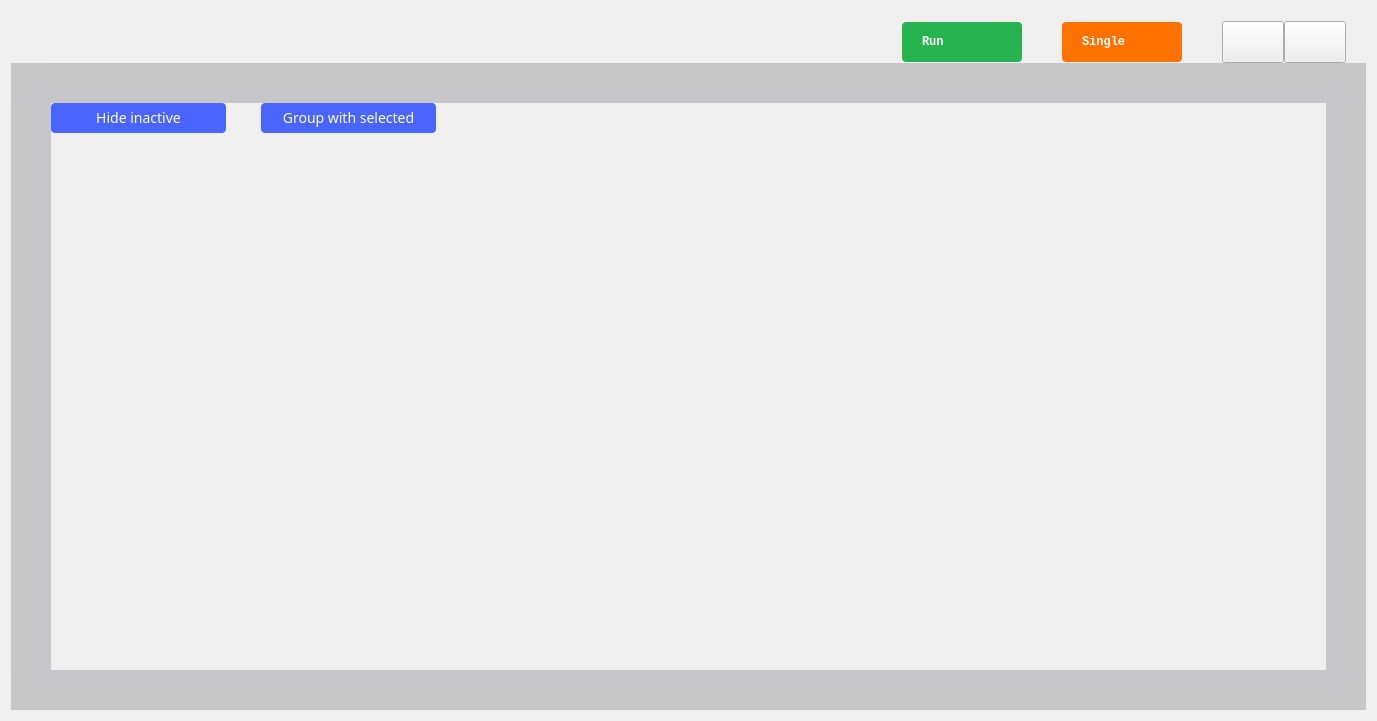
This is ui/pattern_generator.ui in analogdevicesinc/scopy as Qt 5 draws it before an edit. The edited form follows.
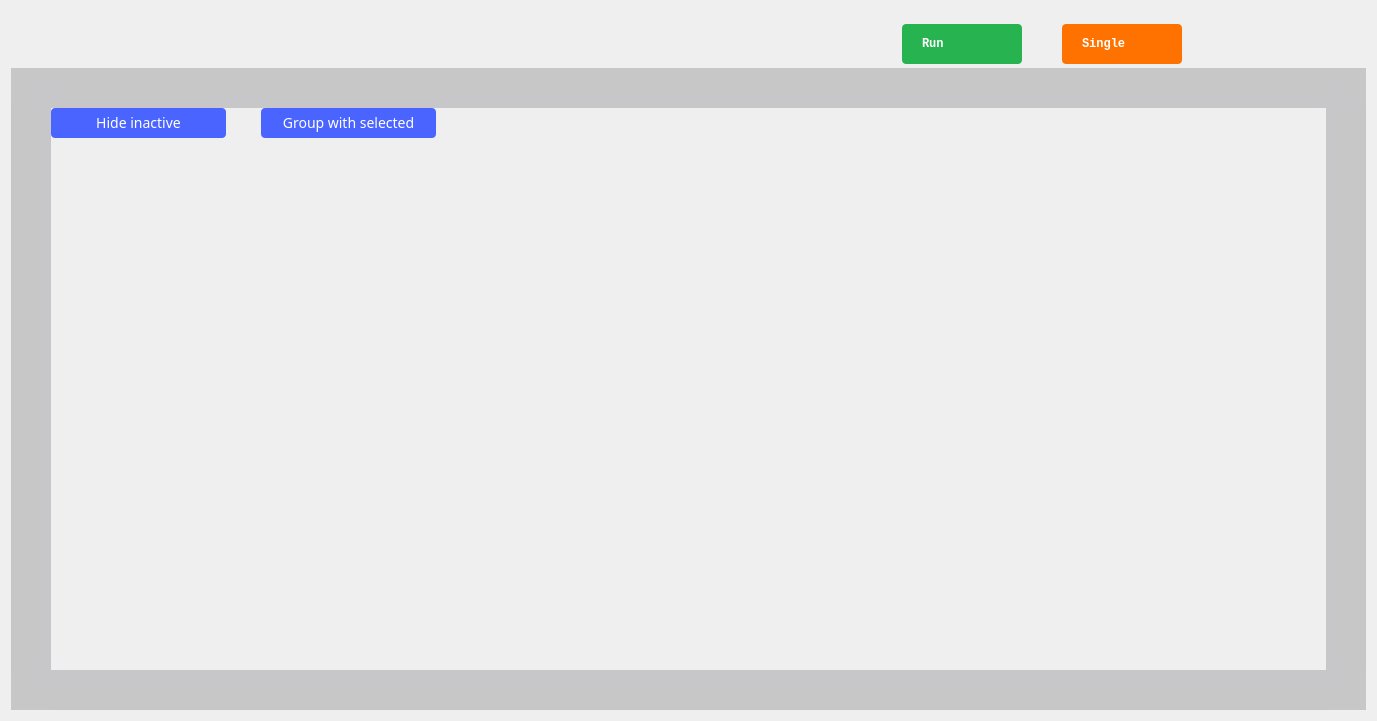
This is the edited form. Icons and pictures are not drawn. Custom widgets are drawn as their Qt base class.

Commit message: PatternGenerator - rework the settings buttons behavior

Patch:
```diff
--- a/ui/pattern_generator.ui
+++ b/ui/pattern_generator.ui
@@ -482,14 +482,14 @@
         </property>
         <property name="minimumSize">
          <size>
-          <width>60</width>
-          <height>40</height>
+          <width>62</width>
+          <height>47</height>
          </size>
         </property>
         <property name="maximumSize">
          <size>
-          <width>60</width>
-          <height>40</height>
+          <width>62</width>
+          <height>47</height>
          </size>
         </property>
         <property name="styleSheet">
@@ -498,14 +498,28 @@
   max-height: 40px;
   min-width: 60px;
   max-width: 60px;
+padding-top:5px;
 }
 
 QPushButton:checked {
-  border-image: url(:/icons/gear_wheel_pressed.svg);
+  image: url(:/icons/gear_wheel_pressed.svg);
+  border-top: 1px solid rgba(255,255,255,150);
 }
 
 QPushButton:!checked {
-  border-image: url(:/icons/gear_wheel.svg);
+  image: url(:/icons/gear_wheel.svg);
+  border-top: 1px solid rgba(255,255,255,0);
+}
+
+
+QPushButton:!checked:hover {
+  image: url(:/icons/gear_wheel_hover.svg);
+  border-top: 1px solid rgba(255,255,255,0);
+}
+
+QPushButton:checked:hover {
+  image: url(:/icons/gear_wheel_pressed.svg);
+  border-top: 1px solid rgba(255,255,255,200);
 }</string>
         </property>
         <property name="text">
@@ -514,6 +528,9 @@
         <property name="checkable">
          <bool>true</bool>
         </property>
+        <property name="checked">
+         <bool>false</bool>
+        </property>
        </widget>
       </item>
       <item>
@@ -526,14 +543,14 @@
         </property>
         <property name="minimumSize">
          <size>
-          <width>60</width>
-          <height>40</height>
+          <width>62</width>
+          <height>47</height>
          </size>
         </property>
         <property name="maximumSize">
          <size>
-          <width>60</width>
-          <height>40</height>
+          <width>62</width>
+          <height>47</height>
          </size>
         </property>
         <property name="styleSheet">
@@ -542,14 +559,17 @@
   max-height: 40px;
   min-width: 60px;
   max-width: 60px;
+  padding-top:5px
 }
 
 QPushButton:checked {
-  border-image: url(:/icons/setup3_checked.svg);
+  image: url(:/icons/setup3_checked_hover.svg);
+  border-top: 1px solid rgba(255,255,255,150);
 }
 
 QPushButton:!checked {
-  border-image: url(:/icons/setup3_unchecked.svg);
+  image: url(:/icons/setup3_unchecked.svg);
+  border-top: 1px solid rgba(255,255,255,0);
 }
 
 QPushButton:!checked:hover {
@@ -566,6 +586,9 @@
         <property name="checkable">
          <bool>true</bool>
         </property>
+        <property name="checked">
+         <bool>false</bool>
+        </property>
        </widget>
       </item>
       <item>
```
Left out of the diff: 6 changed lines with no effect on the pictures. The commit also changes 3 other files.
